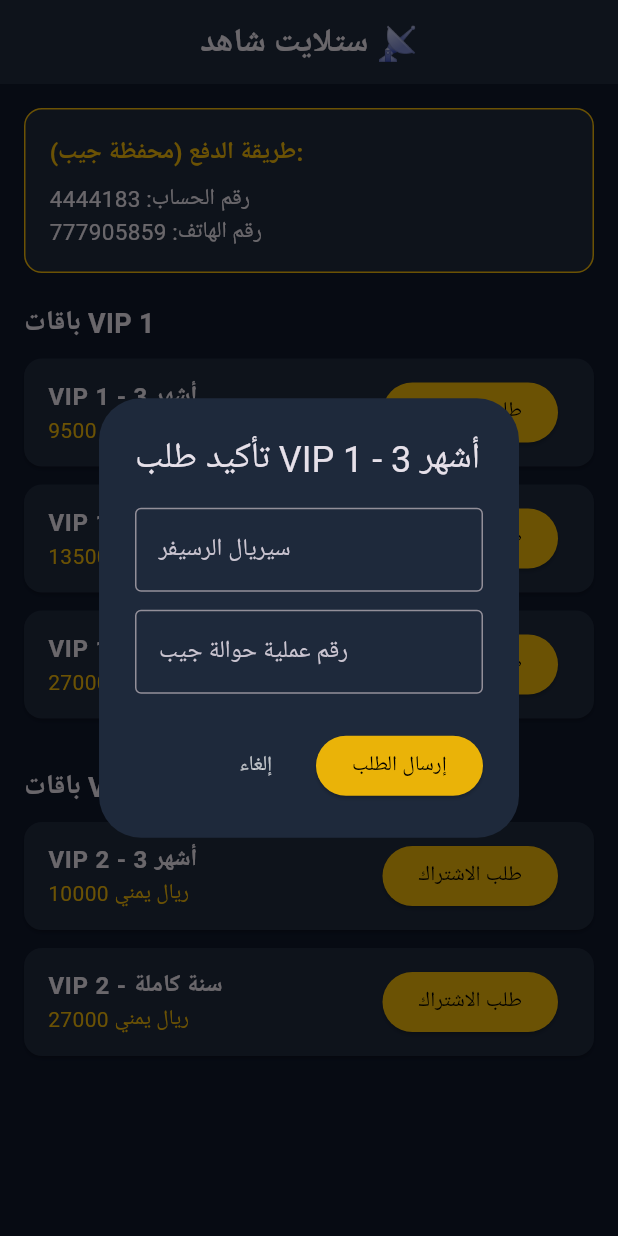
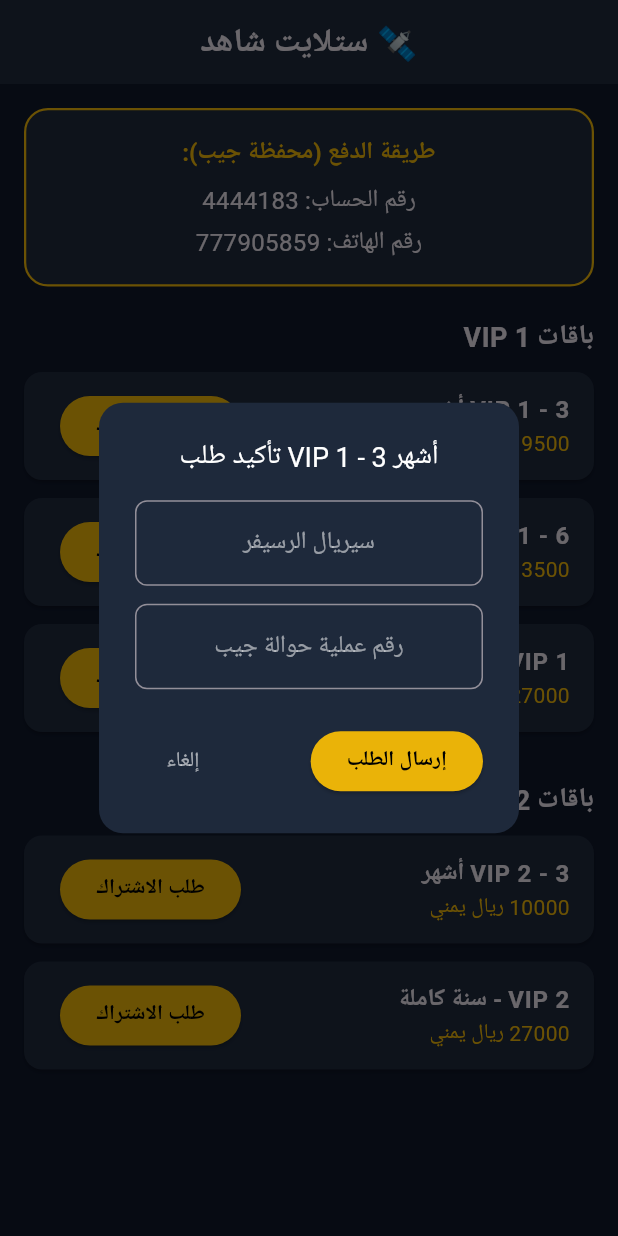
Before and after one commit to satellite-shahid-ap/satellite-shahid, a Flutter app: the screen it shows after launch, after a tap on "طلب الاشتراك", on a phone screen of 412 x 824 dp. Run offline on Flutter 3.47's test engine with Material 3 defaults, Android fonts, the phone set to English and light mode, and no system bars.

Commit message:
Refactor app and update payment method display

```diff
--- a/lib/main.dart
+++ b/lib/main.dart
@@ -1,11 +1,12 @@
 import 'package:flutter/material.dart';
+import 'package:url_launcher/url_launcher.dart';
 
 void main() {
-  runApp(const SatelliteShahidApp());
+  runApp(const SatelliteApp());
 }
 
-class SatelliteShahidApp extends StatelessWidget {
-  const SatelliteShahidApp({super.key});
+class SatelliteApp extends StatelessWidget {
+  const SatelliteApp({super.key});
 
   @override
   Widget build(BuildContext context) {
@@ -16,6 +17,7 @@ class SatelliteShahidApp extends StatelessWidget {
         brightness: Brightness.dark,
         scaffoldBackgroundColor: const Color(0xFF0F172A),
         primaryColor: const Color(0xFFEAB308),
+        fontFamily: 'sans-serif',
       ),
       home: const HomeScreen(),
     );
@@ -25,108 +27,154 @@ class SatelliteShahidApp extends StatelessWidget {
 class HomeScreen extends StatelessWidget {
   const HomeScreen({super.key});
 
-  final String jaibAccount = '4444183';
-  final String jaibPhone = '777905859';
+  final String targetPhone = '967777905859';
+
+  Future<void> sendOrderToWhatsApp(BuildContext context, String plan, String serial, String txId) async {
+    final message = '''
+طلب اشتراك جديد 🛰️
+الباقة: $plan
+سيريال الرسيفر: $serial
+رقم عملية جيب: $txId
+''';
+
+    final uri = Uri.parse("https://wa.me/$targetPhone?text=${Uri.encodeComponent(message)}");
+    if (await canLaunchUrl(uri)) {
+      await launchUrl(uri, mode: LaunchMode.externalApplication);
+    } else {
+      if (context.mounted) {
+        ScaffoldMessenger.of(context).showSnackBar(
+          const SnackBar(content: Text('تعذر فتح واتساب، يرجى التأكد من تثبيته.')),
+        );
+      }
+    }
+  }
+
+  void showOrderDialog(BuildContext context, String planName) {
+    final serialController = TextEditingController();
+    final txController = TextEditingController();
+
+    showDialog(
+      context: context,
+      builder: (ctx) => AlertDialog(
+        backgroundColor: const Color(0xFF1E293B),
+        shape: RoundedRectangleBorder(borderRadius: BorderRadius.circular(16)),
+        title: Text('تأكيد طلب $planName', textAlign: TextAlign.center, style: const TextStyle(fontSize: 18, color: Colors.white)),
+        content: Column(
+          mainAxisSize: MainAxisSize.min,
+          children: [
+            TextField(
+              controller: serialController,
+              textAlign: TextAlign.center,
+              decoration: InputDecoration(
+                hintText: 'سيريال الرسيفر',
+                hintStyle: const TextStyle(color: Colors.white54),
+                border: OutlineInputBorder(borderRadius: BorderRadius.circular(8)),
+              ),
+            ),
+            const SizedBox(height: 12),
+            TextField(
+              controller: txController,
+              textAlign: TextAlign.center,
+              decoration: InputDecoration(
+                hintText: 'رقم عملية حوالة جيب',
+                hintStyle: const TextStyle(color: Colors.white54),
+                border: OutlineInputBorder(borderRadius: BorderRadius.circular(8)),
+              ),
+            ),
+          ],
+        ),
+        actionsAlignment: MainAxisAlignment.spaceBetween,
+        actions: [
+          TextButton(
+            onPressed: () => Navigator.pop(ctx),
+            child: const Text('إلغاء', style: TextStyle(color: Colors.white60)),
+          ),
+          ElevatedButton(
+            style: ElevatedButton.styleFrom(
+              backgroundColor: const Color(0xFFEAB308),
+              foregroundColor: Colors.black,
+            ),
+            onPressed: () {
+              if (serialController.text.trim().isEmpty || txController.text.trim().isEmpty) {
+                ScaffoldMessenger.of(context).showSnackBar(
+                  const SnackBar(content: Text('يرجى تعبئة كافة الحقول')),
+                );
+                return;
+              }
+              Navigator.pop(ctx);
+              sendOrderToWhatsApp(context, planName, serialController.text.trim(), txController.text.trim());
+            },
+            child: const Text('إرسال الطلب', style: TextStyle(fontWeight: FontWeight.bold)),
+          ),
+        ],
+      ),
+    );
+  }
 
   @override
   Widget build(BuildContext context) {
     return Scaffold(
       appBar: AppBar(
-        title: const Text('ستلايت شاهد 📡', style: TextStyle(fontWeight: FontWeight.bold)),
+        title: const Text('ستلايت شاهد 🛰️', style: TextStyle(fontWeight: FontWeight.bold)),
         centerTitle: true,
         backgroundColor: const Color(0xFF1E293B),
       ),
-      body: ListView(
+      body: Directionality(
+        textDirection: TextDirection.rtl,
+        child: ListView(
           padding: const EdgeInsets.all(16),
           children: [
             Container(
               padding: const EdgeInsets.all(16),
               decoration: BoxDecoration(
                 color: const Color(0xFF1E293B),
-              borderRadius: BorderRadius.circular(12),
-              border: Border.all(color: const Color(0xFFEAB308)),
+                borderRadius: BorderRadius.circular(16),
+                border: Border.all(color: const Color(0xFFEAB308), width: 1.5),
               ),
-            child: Column(
-              crossAxisAlignment: CrossAxisAlignment.start,
+              child: const Column(
                 children: [
-                const Text('طريقة الدفع (محفظة جيب):', style: TextStyle(fontSize: 16, fontWeight: FontWeight.bold, color: Color(0xFFEAB308))),
-                const SizedBox(height: 8),
-                Text('رقم الحساب: $jaibAccount', style: const TextStyle(fontSize: 15)),
-                Text('رقم الهاتف: $jaibPhone', style: const TextStyle(fontSize: 15)),
+                  Text('طريقة الدفع (محفظة جيب):', style: TextStyle(fontSize: 16, fontWeight: FontWeight.bold, color: Color(0xFFEAB308))),
+                  SizedBox(height: 8),
+                  Text('رقم الحساب: 4444183', style: TextStyle(fontSize: 16)),
+                  SizedBox(height: 4),
+                  Text('رقم الهاتف: 777905859', style: TextStyle(fontSize: 16)),
                 ],
               ),
             ),
             const SizedBox(height: 20),
             const Text('باقات VIP 1', style: TextStyle(fontSize: 18, fontWeight: FontWeight.bold)),
             const SizedBox(height: 10),
-          _buildPackageCard(context, 'VIP 1 - 3 أشهر', 9500),
-          _buildPackageCard(context, 'VIP 1 - 6 أشهر', 13500),
-          _buildPackageCard(context, 'VIP 1 - سنة كاملة', 27000),
+            buildPlanCard(context, 'VIP 1 - 3 أشهر', '9500 ريال يمني'),
+            buildPlanCard(context, 'VIP 1 - 6 أشهر', '13500 ريال يمني'),
+            buildPlanCard(context, 'VIP 1 - سنة كاملة', '27000 ريال يمني'),
             const SizedBox(height: 20),
             const Text('باقات VIP 2', style: TextStyle(fontSize: 18, fontWeight: FontWeight.bold)),
             const SizedBox(height: 10),
-          _buildPackageCard(context, 'VIP 2 - 3 أشهر', 10000),
-          _buildPackageCard(context, 'VIP 2 - سنة كاملة', 27000),
+            buildPlanCard(context, 'VIP 2 - 3 أشهر', '10000 ريال يمني'),
+            buildPlanCard(context, 'VIP 2 - سنة كاملة', '27000 ريال يمني'),
           ],
-      ),
-    );
-  }
-
-  Widget _buildPackageCard(BuildContext context, String title, int price) {
-    return Card(
-      color: const Color(0xFF1E293B),
-      margin: const EdgeInsets.only(bottom: 12),
-      child: ListTile(
-        title: Text(title, style: const TextStyle(fontWeight: FontWeight.bold)),
-        subtitle: Text('$price ريال يمني', style: const TextStyle(color: Color(0xFFEAB308))),
-        trailing: ElevatedButton(
-          style: ElevatedButton.styleFrom(backgroundColor: const Color(0xFFEAB308), foregroundColor: Colors.black),
-          child: const Text('طلب الاشتراك'),
-          onPressed: () => _openOrderDialog(context, title, price),
         ),
       ),
     );
   }
 
-  void _openOrderDialog(BuildContext context, String title, int price) {
-    final serialController = TextEditingController();
-    final transferController = TextEditingController();
-
-    showDialog(
-      context: context,
-      builder: (ctx) => AlertDialog(
-        backgroundColor: const Color(0xFF1E293B),
-        title: Text('تأكيد طلب $title'),
-        content: Column(
-          mainAxisSize: MainAxisSize.min,
-          children: [
-            TextField(
-              controller: serialController,
-              decoration: const InputDecoration(labelText: 'سيريال الرسيفر', border: OutlineInputBorder()),
+  Widget buildPlanCard(BuildContext context, String title, String price) {
+    return Card(
+      color: const Color(0xFF1E293B),
+      margin: const EdgeInsets.only(bottom: 12),
+      shape: RoundedRectangleBorder(borderRadius: BorderRadius.circular(12)),
+      child: ListTile(
+        title: Text(title, style: const TextStyle(fontWeight: FontWeight.bold)),
+        subtitle: Text(price, style: const TextStyle(color: Color(0xFFEAB308))),
+        trailing: ElevatedButton(
+          style: ElevatedButton.styleFrom(
+            backgroundColor: const Color(0xFFEAB308),
+            foregroundColor: Colors.black,
+            shape: RoundedRectangleBorder(borderRadius: BorderRadius.circular(20)),
           ),
-            const SizedBox(height: 12),
-            TextField(
-              controller: transferController,
-              decoration: const InputDecoration(labelText: 'رقم عملية حوالة جيب', border: OutlineInputBorder()),
+          onPressed: () => showOrderDialog(context, title),
+          child: const Text('طلب الاشتراك', style: TextStyle(fontWeight: FontWeight.bold)),
         ),
-          ],
-        ),
-        actions: [
-          TextButton(
-            child: const Text('إلغاء', style: TextStyle(color: Colors.white70)),
-            onPressed: () => Navigator.pop(ctx),
-          ),
-          ElevatedButton(
-            style: ElevatedButton.styleFrom(backgroundColor: const Color(0xFFEAB308), foregroundColor: Colors.black),
-            child: const Text('إرسال الطلب'),
-            onPressed: () {
-              Navigator.pop(ctx);
-              ScaffoldMessenger.of(context).showSnackBar(
-                const SnackBar(content: Text('تم استلام طلبك وجارٍ مراجعته والتفعيل ✅')),
-              );
-            },
-          ),
-        ],
       ),
     );
   }
```
Lines whose indentation alone changed are shown as unchanged.
